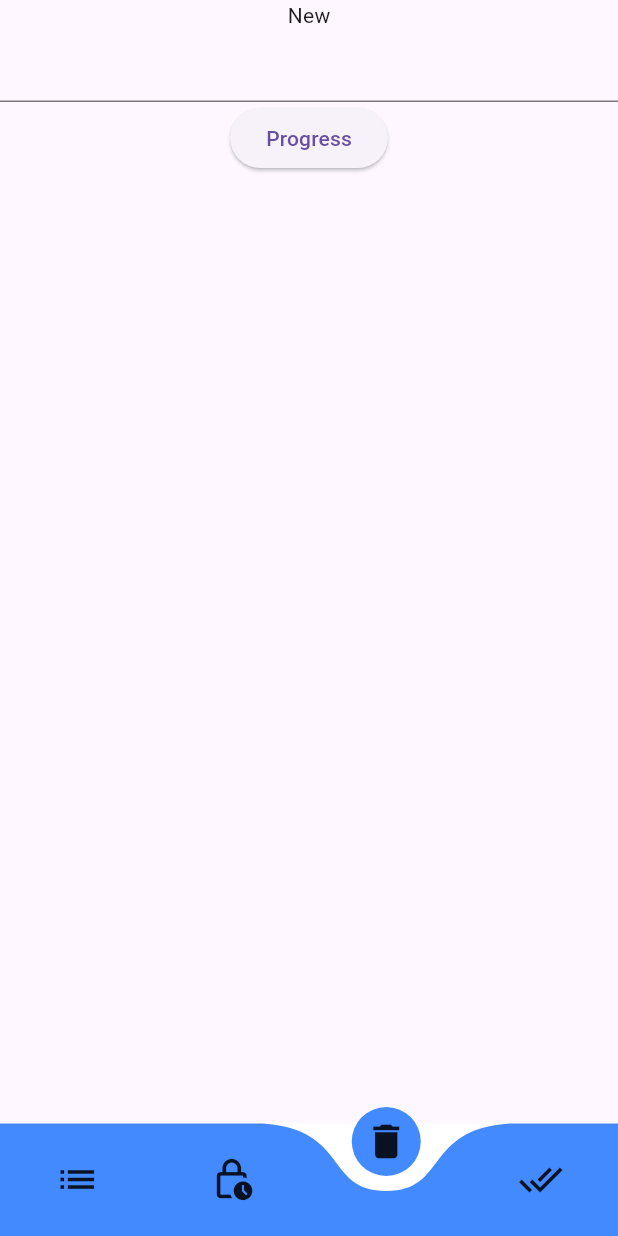
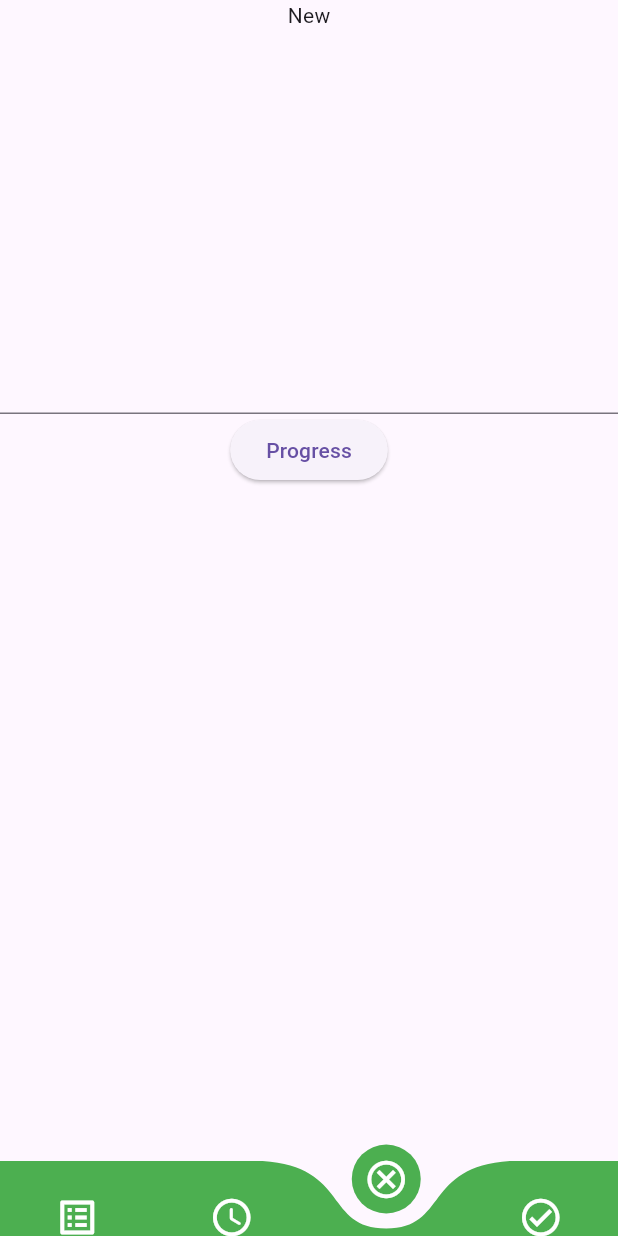
Before and after one commit to Rokeya17/DutyDash, a Flutter app: the BottomNavScreen screen opened directly, item 3 of the bottom bar chosen, on a phone screen of 412 x 824 dp. Run offline on Flutter 3.47's test engine with Material 3 defaults, Android fonts, the phone set to English and light mode, and no system bars; drawn by our look-alikes of curved_navigation_bar; our stand-ins replace flutter_svg, get, pin_code_fields.

Commit message:
In Progress UI screen added

```diff
--- a/lib/presentation/auth/in_progress_task.dart
+++ b/lib/presentation/auth/in_progress_task.dart
@@ -14,7 +14,10 @@ class _InProgressScreenState extends State<InProgressScreen> {
       body: Column(
         children: [
           const Text('New'),
-          TextFormField(),
+          TextFormField(
+            minLines: 10,
+            maxLines: 20,
+          ),
           ElevatedButton(onPressed: () {}, child: const Text('Progress'))
         ],
       ),
--- a/lib/presentation/screens/bottomnav_base_screen.dart
+++ b/lib/presentation/screens/bottomnav_base_screen.dart
@@ -28,13 +28,19 @@ class _BottomNavScreenState extends State<BottomNavScreen> {
       body: _screens[_selectedIndex],
       bottomNavigationBar: CurvedNavigationBar(
         index: _selectedIndex,
-        backgroundColor: Colors.white,
-        color: Colors.blueAccent,
+        color: Colors.green,
+        backgroundColor: Colors.transparent,
+        buttonBackgroundColor: Colors.green,
+        height: 50,
         items: const <Widget>[
-          Icon(Icons.list, size: 30),
-          Icon(Icons.lock_clock_outlined, size: 30),
-          Icon(Icons.delete, size: 30),
-          Icon(Icons.done_all, size: 30),
+          Icon(
+            Icons.list_alt,
+            size: 30,
+            color: Colors.white,
+          ),
+          Icon(Icons.access_time_rounded, size: 30, color: Colors.white),
+          Icon(Icons.cancel_outlined, size: 30, color: Colors.white),
+          Icon(Icons.check_circle_outlined, size: 30, color: Colors.white),
         ],
         onTap: (int index) {
           setState(() {
```
